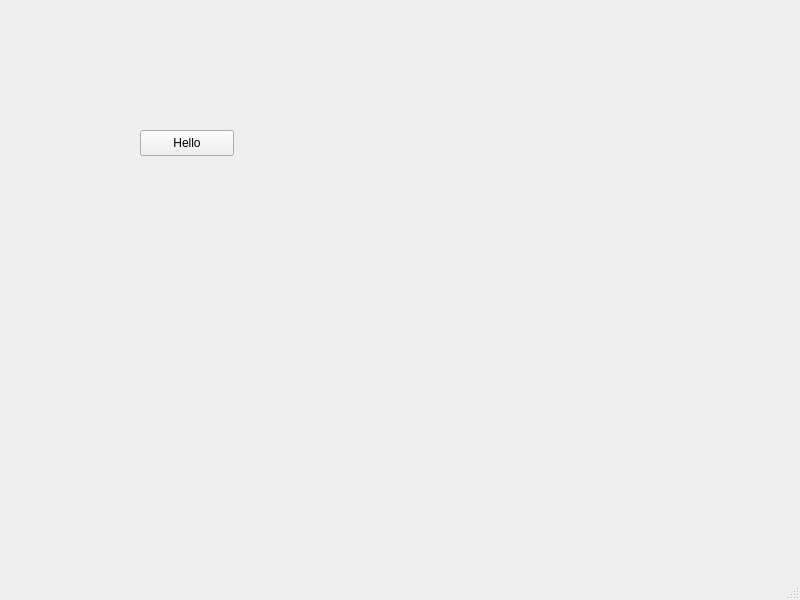
First picture: the form in src/app_1/mainwindow.ui, repository JCVB51/3390_project_1, before the edit.
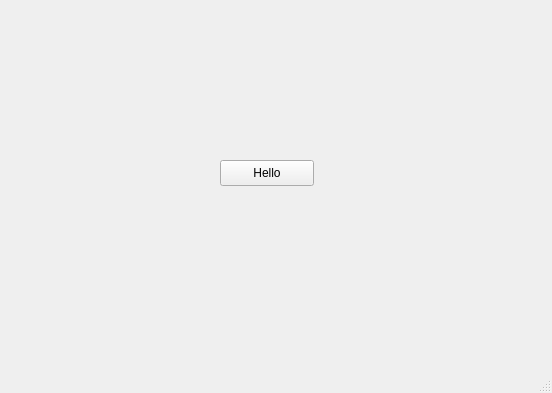
Second picture: the form after the edit.

Diff of the .ui file:
```diff
--- a/src/app_1/mainwindow.ui
+++ b/src/app_1/mainwindow.ui
@@ -6,8 +6,8 @@
    <rect>
     <x>0</x>
     <y>0</y>
-    <width>800</width>
-    <height>600</height>
+    <width>552</width>
+    <height>393</height>
    </rect>
   </property>
   <property name="windowTitle">
@@ -17,8 +17,8 @@
    <widget class="QPushButton" name="helloButton">
     <property name="geometry">
      <rect>
-      <x>140</x>
-      <y>130</y>
+      <x>220</x>
+      <y>160</y>
       <width>94</width>
       <height>26</height>
      </rect>
```
Left out of the diff: 2 changed lines with no effect on the pictures.
